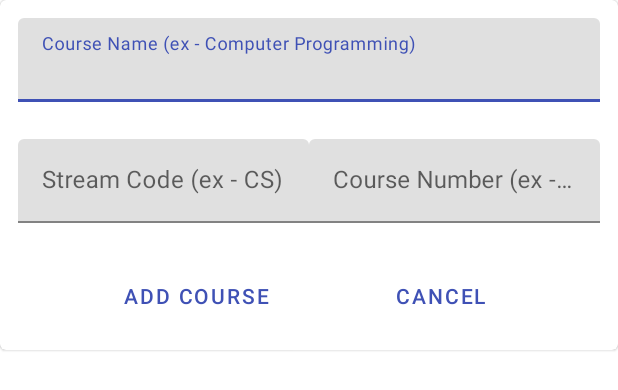
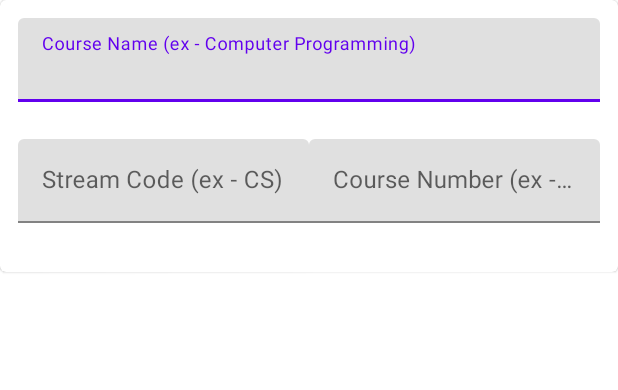
Before and after one commit to Devsoc-BPGC/comrades, an Android app: the layout activity_add_course.xml on its own in the app's theme, with its tools: preview values and no code run, on a phone screen of 412 x 824 dp. Shown: the top 390 px of the screen. Run offline under Robolectric (Android 15) with nearby library versions, the phone set to English and light mode, and no system bars.

Commit message:
Changed AddCourse to java

```diff
--- a/androidClient/app/src/main/AndroidManifest.xml
+++ b/androidClient/app/src/main/AndroidManifest.xml
@@ -31,10 +31,6 @@
 
         <activity android:name=".coursematerial.CourseActivity" />
         <activity android:name=".GetGoogleSignInActivity" />
-        <activity
-            android:name=".courseListfragment.AddCourseActivity"
-            android:excludeFromRecents="true"
-            android:theme="@style/Theme.MaterialComponents.Light.Dialog.Alert" />
 
         <service
             android:name=".FcmReceiverService"
--- a/androidClient/app/src/main/java/com/macbitsgoa/comrades/persistance/DataRepository.kt
+++ b/androidClient/app/src/main/java/com/macbitsgoa/comrades/persistance/DataRepository.kt
@@ -157,4 +157,5 @@ class DataRepository(application: Application) {
                 }
         coursesRef.child(course.id).setValue(course)
     }
+
 }
--- a/androidClient/app/src/main/res/layout/activity_add_course.xml
+++ b/androidClient/app/src/main/res/layout/activity_add_course.xml
@@ -4,7 +4,8 @@
     xmlns:tools="http://schemas.android.com/tools"
     android:layout_width="match_parent"
     android:layout_height="wrap_content"
-    tools:context="com.macbitsgoa.comrades.courseListfragment.AddCourseActivity">
+    android:theme="@style/Theme.MaterialComponents.Light.Dialog"
+    tools:context="com.macbitsgoa.comrades.courseListfragment.AddCourseFragment">
 
     <androidx.constraintlayout.widget.ConstraintLayout xmlns:android="http://schemas.android.com/apk/res/android"
         xmlns:app="http://schemas.android.com/apk/res-auto"
@@ -70,28 +71,6 @@
 
         </com.google.android.material.textfield.TextInputLayout>
 
-        <com.google.android.material.button.MaterialButton
-            android:id="@+id/btn_add_course"
-            style="@style/Widget.MaterialComponents.Button.TextButton"
-            android:layout_width="wrap_content"
-            android:layout_height="wrap_content"
-            android:text="@string/add_course"
-            android:layout_marginTop="4dp"
-            app:layout_constraintEnd_toStartOf="@id/btn_cancel"
-            app:layout_constraintStart_toStartOf="parent"
-            app:layout_constraintTop_toBottomOf="@id/til_stream_code" />
-
-        <com.google.android.material.button.MaterialButton
-            android:id="@+id/btn_cancel"
-            style="@style/Widget.MaterialComponents.Button.TextButton"
-            android:layout_width="wrap_content"
-            android:layout_height="wrap_content"
-            android:text="@string/cancel"
-            android:layout_marginTop="4dp"
-            app:layout_constraintEnd_toEndOf="parent"
-            app:layout_constraintStart_toEndOf="@id/btn_add_course"
-            app:layout_constraintTop_toBottomOf="@id/til_course_number" />
-
     </androidx.constraintlayout.widget.ConstraintLayout>
 
 </com.google.android.material.card.MaterialCardView>
--- a/androidClient/app/src/main/res/values/strings.xml
+++ b/androidClient/app/src/main/res/values/strings.xml
@@ -24,6 +24,7 @@
     <string name="course_name">course name</string>
     <string name="warn_empty_course_name">Course name should not be empty</string>
     <string name="warn_empty_file_name">File name cannot be empty</string>
+    <string name="warning_internet">Check your Internet Connection</string>
     <string name="warn_select_file">Please select a file</string>
     <string name="download_directory">/Comrades/</string>
     <string name="course_number_hint">Course Number (ex - F111)</string>
@@ -34,7 +35,4 @@
     <string name="title_home">Home</string>
     <string name="title_courses">All Courses</string>
     <string name="title_profile">My Profile</string>
-
-    <!-- TODO: Remove or change this placeholder text -->
-    <string name="hello_blank_fragment">Hello blank fragment</string>
 </resources>
```
Also changed, not shown: androidClient/app/src/main/java/com/macbitsgoa/comrades/MySimpleDraweeView.java (+8 -4 lines), androidClient/app/src/main/java/com/macbitsgoa/comrades/courseListfragment/AddCourseActivity.kt (deleted, +0 -106 lines), androidClient/app/src/main/java/com/macbitsgoa/comrades/courseListfragment/AddCourseFragment.java (added, +119 -0 lines), androidClient/app/src/main/java/com/macbitsgoa/comrades/courseListfragment/CourseListFragment.java (+10 -2 lines), androidClient/app/src/main/java/com/macbitsgoa/comrades/courseListfragment/ItemCourse.java (added, +49 -0 lines).
